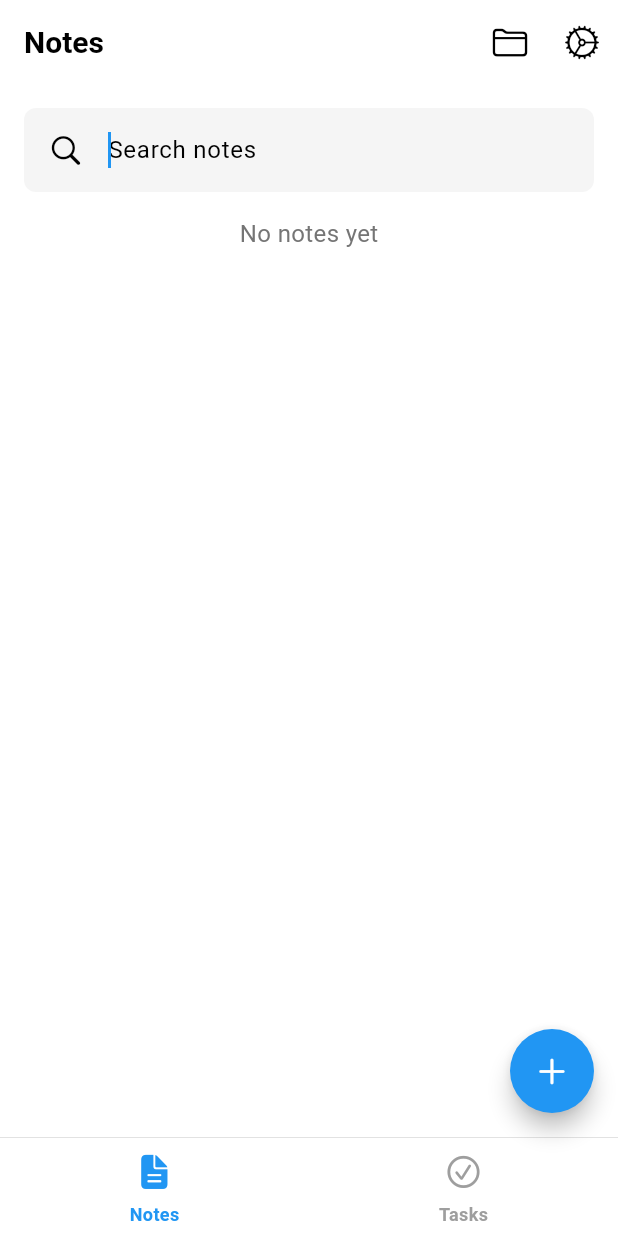
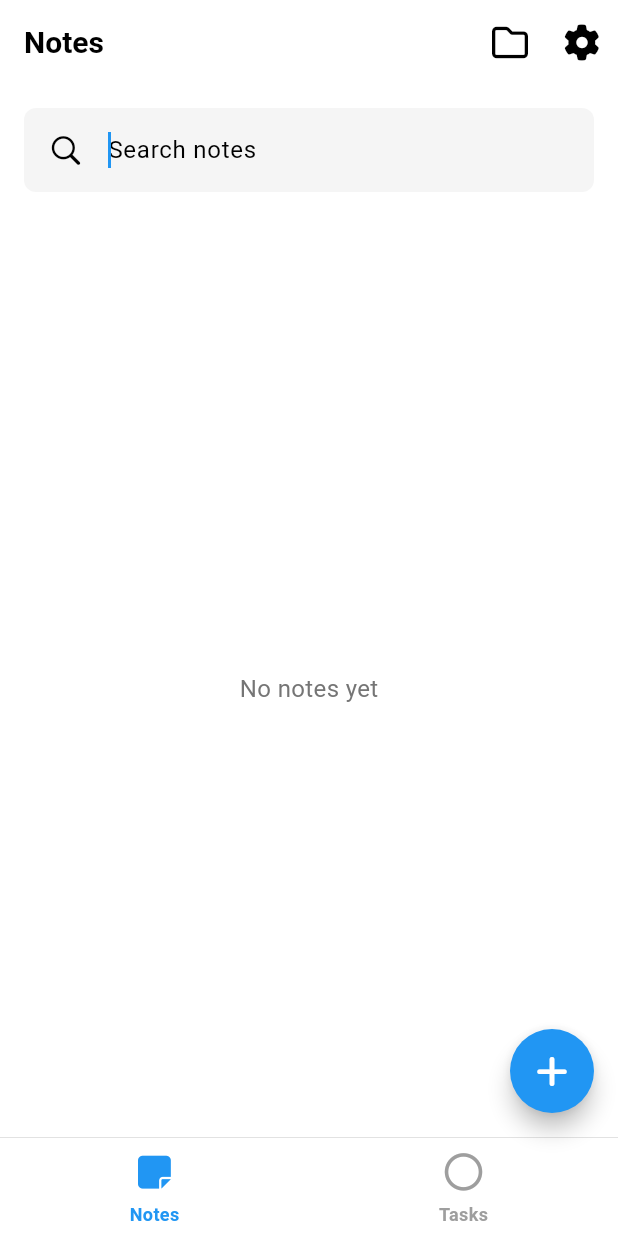
Before and after one commit to qinscode/Zephyr, a Flutter app: the screen it shows after launch, after a tap on "Search notes", on a phone screen of 412 x 824 dp. Run offline on Flutter 3.47's test engine with Material 3 defaults, Android fonts, the phone set to English and light mode, and no system bars; our stand-ins replace flutter_secure_storage, font_awesome_flutter, sembast; missing offline and left inert: encrypt; statements that could not run were skipped.

Commit message:
refactor(ui): implement custom app bar and replace Cupertino icons with Font Awesome- Replace default AppBar with custom implementation for better UI control - Use Font Awesome icons instead of Cupertino icons for consistency and style - Update HomeScreen, NotesView, and TasksView to use the new app bar - Adjust layout and styling across multiple screens for improved user experience

```diff
--- a/lib/screens/home_screen.dart
+++ b/lib/screens/home_screen.dart
@@ -12,6 +12,7 @@ import '../widgets/tasks_view.dart';
 import '../screens/note_editor_screen.dart';
 import '../screens/task_editor_screen.dart';
 import '../screens/folders_screen.dart';
+import 'package:font_awesome_flutter/font_awesome_flutter.dart';
 
 
 class HomeScreen extends StatefulWidget {
@@ -62,7 +63,7 @@ class _HomeScreenState extends State<HomeScreen> {
         actions: _selectedIndex == 0
             ? [
           IconButton(
-            icon: const Icon(CupertinoIcons.folder),
+            icon: const FaIcon(FontAwesomeIcons.folder),
             onPressed: () {
               Navigator.push(
                 context,
@@ -73,7 +74,7 @@ class _HomeScreenState extends State<HomeScreen> {
             },
           ),
           IconButton(
-            icon: const Icon(CupertinoIcons.settings),
+            icon: const FaIcon(FontAwesomeIcons.gear),
             onPressed: () {
               Navigator.push(
                 context,
@@ -86,7 +87,7 @@ class _HomeScreenState extends State<HomeScreen> {
         ]
             : [
           IconButton(
-            icon: const Icon(CupertinoIcons.settings),
+            icon: const FaIcon(FontAwesomeIcons.gear),
             onPressed: () {
               Navigator.push(
                 context,
@@ -101,36 +102,7 @@ class _HomeScreenState extends State<HomeScreen> {
       body: PageView(
         controller: _pageController,
         onPageChanged: _onPageChanged,
-        children: _screens.map((screen) {
-          return CustomScrollView(
-            slivers: [
-              if (screen is NotesView)
-                SliverToBoxAdapter(
-                  child: Padding(
-                    padding: const EdgeInsets.all(16.0),
-                    child: SearchBar(
-                      hintText: 'Search notes',
-                      leading: const Icon(CupertinoIcons.search),
-                      backgroundColor: WidgetStateProperty.all(Colors.grey[100]),
-                      elevation: WidgetStateProperty.all(0),
-                      padding: WidgetStateProperty.all(
-                        const EdgeInsets.symmetric(horizontal: 16.0),
-                      ),
-                      shape: WidgetStateProperty.all(
-                        RoundedRectangleBorder(
-                          borderRadius: BorderRadius.circular(8),
-                          side: BorderSide.none,
-                        ),
-                      ),
-                    ),
-                  ),
-                ),
-              screen is NotesView
-                  ? const NotesContentView()
-                  : const TasksContentView(),
-            ],
-          );
-        }).toList(),
+        children: _screens,
       ),
       bottomNavigationBar: Column(
         mainAxisSize: MainAxisSize.min,
@@ -159,13 +131,13 @@ class _HomeScreenState extends State<HomeScreen> {
             },
             destinations: const [
               NavigationDestination(
-                icon: Icon(CupertinoIcons.doc_text),
-                selectedIcon: Icon(CupertinoIcons.doc_text_fill),
+                icon: FaIcon(FontAwesomeIcons.noteSticky),
+                selectedIcon: FaIcon(FontAwesomeIcons.solidNoteSticky),
                 label: 'Notes',
               ),
               NavigationDestination(
-                icon: Icon(CupertinoIcons.checkmark_circle),
-                selectedIcon: Icon(CupertinoIcons.checkmark_circle_fill),
+                icon: FaIcon(FontAwesomeIcons.circle),
+                selectedIcon: FaIcon(FontAwesomeIcons.circleCheck),
                 label: 'Tasks',
               ),
             ],
@@ -198,7 +170,7 @@ class _HomeScreenState extends State<HomeScreen> {
                 );
               }
             },
-            child: const Icon(CupertinoIcons.add),
+            child: const FaIcon(FontAwesomeIcons.plus),
           ),
         ),
       ),
@@ -408,7 +380,7 @@ class TasksContentView extends StatelessWidget {
                 mainAxisSize: MainAxisSize.min,
                 children: [
                   Icon(
-                    CupertinoIcons.checkmark_circle,
+                    FontAwesomeIcons.circleCheck,
                     size: 48,
                     color: Colors.grey,
                   ),
@@ -448,10 +420,10 @@ class TasksContentView extends StatelessWidget {
           decoration: task.isCompleted ? TextDecoration.lineThrough : null,
         ),
       ),
-      secondary: Icon(
+      secondary: FaIcon(
         task.isCompleted
-            ? CupertinoIcons.checkmark_circle_fill
-            : CupertinoIcons.circle,
+            ? FontAwesomeIcons.circleCheck
+            : FontAwesomeIcons.circle,
         color: task.isCompleted ? Colors.green : Colors.grey,
       ),
     );
--- a/lib/widgets/notes_view.dart
+++ b/lib/widgets/notes_view.dart
@@ -23,36 +23,12 @@ class NotesView extends StatelessWidget {
             ? notesModel.notes
             : notesModel.getNotesByFolder(selectedFolderId);
 
-        return BaseView(
-          title: 'Notes',
-          actions: [
-            IconButton(
-              icon: const Icon(CupertinoIcons.folder),
-              onPressed: () {
-                Navigator.push(
-                  context,
-                  MaterialPageRoute(
-                    builder: (context) => const FoldersScreen(),
-                  ),
-                );
-              },
-            ),
-            IconButton(
-              icon: const Icon(CupertinoIcons.settings),
-              onPressed: () {
-                Navigator.push(
-                  context,
-                  MaterialPageRoute(
-                    builder: (context) => const SettingsScreen(),
-                  ),
-                );
-              },
-            ),
-          ],
-          body: SliverList(
-            delegate: SliverChildListDelegate([
+        return Scaffold(
+          body: CustomScrollView(
+            slivers: [
               // 搜索栏
-              Padding(
+              SliverToBoxAdapter(
+                child: Padding(
                   padding: const EdgeInsets.all(16.0),
                   child: SearchBar(
                     hintText: 'Search notes',
@@ -70,9 +46,11 @@ class NotesView extends StatelessWidget {
                     ),
                   ),
                 ),
+              ),
               // 当前文件夹名称
               if (selectedFolderId != null)
-                Padding(
+                SliverToBoxAdapter(
+                  child: Padding(
                     padding: const EdgeInsets.symmetric(horizontal: 16.0),
                     child: Text(
                       folderModel.folders
@@ -84,22 +62,37 @@ class NotesView extends StatelessWidget {
                       ),
                     ),
                   ),
+                ),
               // 笔记网格
-              _buildNotesGrid(notes),
-            ]),
-          ),
-          floatingActionButton: FloatingActionButton(
-            onPressed: () {
-              Navigator.push(
-                context,
-                MaterialPageRoute(
-                  builder: (context) => NoteEditorScreen(
-                    initialFolderId: selectedFolderId,
+              SliverPadding(
+                padding: const EdgeInsets.all(16.0),
+                sliver: notes.isEmpty
+                    ? SliverFillRemaining(
+                        hasScrollBody: false,
+                        child: Center(
+                          child: Text(
+                            'No notes yet',
+                            style: TextStyle(
+                              color: Colors.grey[600],
+                              fontSize: 16,
                             ),
                           ),
-              );
-            },
-            child: const Icon(CupertinoIcons.add),
+                        ),
+                      )
+                    : SliverGrid(
+                        gridDelegate: const SliverGridDelegateWithFixedCrossAxisCount(
+                          crossAxisCount: 2,
+                          crossAxisSpacing: 8,
+                          mainAxisSpacing: 8,
+                          childAspectRatio: 0.85,
+                        ),
+                        delegate: SliverChildBuilderDelegate(
+                          (context, index) => _buildNoteCard(context, notes[index]),
+                          childCount: notes.length,
+                        ),
+                      ),
+              ),
+            ],
           ),
         );
       },
--- a/lib/widgets/tasks_view.dart
+++ b/lib/widgets/tasks_view.dart
@@ -5,6 +5,7 @@ import '../models/task.dart';
 import '../screens/settings_screen.dart';
 import '../models/tasks_model.dart';
 import 'base_view.dart';
+import 'package:font_awesome_flutter/font_awesome_flutter.dart';
 
 class TasksView extends StatelessWidget {
   const TasksView({super.key});
@@ -15,26 +16,14 @@ class TasksView extends StatelessWidget {
       builder: (context, tasksModel, child) {
         final tasks = tasksModel.tasks;
 
-        return BaseView(
-          title: 'Tasks',
-          actions: [
-            IconButton(
-              icon: const Icon(CupertinoIcons.settings),
-              onPressed: () {
-                Navigator.push(
-                  context,
-                  MaterialPageRoute(
-                    builder: (context) => const SettingsScreen(),
-                  ),
-                );
-              },
-            ),
-          ],
-          body: tasks.isEmpty
-              ? SliverFillRemaining(
+        return Scaffold(
+          body: CustomScrollView(
+            slivers: [
+              if (tasks.isEmpty)
+                SliverFillRemaining(
                   child: Center(
                     child: Column(
-                      mainAxisSize: MainAxisSize.min,
+                      mainAxisAlignment: MainAxisAlignment.center,
                       children: [
                         Container(
                           width: 80,
@@ -60,12 +49,19 @@ class TasksView extends StatelessWidget {
                     ),
                   ),
                 )
-              : SliverList(
+              else
+                SliverList(
                   delegate: SliverChildBuilderDelegate(
-                    (context, index) => _buildTaskItem(context, tasks[index], tasksModel),
+                    (context, index) => _buildTaskItem(
+                      context,
+                      tasks[index],
+                      tasksModel,
+                    ),
                     childCount: tasks.length,
                   ),
                 ),
+            ],
+          ),
         );
       },
     );
@@ -83,10 +79,10 @@ class TasksView extends StatelessWidget {
           decoration: task.isCompleted ? TextDecoration.lineThrough : null,
         ),
       ),
-      secondary: Icon(
+      secondary: FaIcon(
         task.isCompleted
-            ? CupertinoIcons.checkmark_circle_fill
-            : CupertinoIcons.circle,
+            ? FontAwesomeIcons.circleCheck
+            : FontAwesomeIcons.circle,
         color: task.isCompleted ? Colors.green : Colors.grey,
       ),
     );
```
Also changed, not shown: lib/widgets/base_view.dart (+29 -7 lines). Lines whose indentation alone changed are shown as unchanged.
